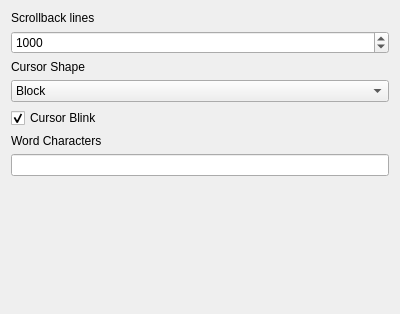
Qt form src/globaloptions/globaloptionsterminalwidget.ui (QQxiaoming/quardCRT) before a commit.
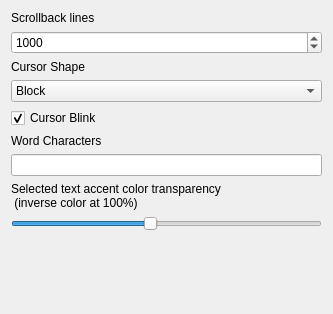
The same form after that commit.

Commit message: Modify the terminal to select the text after the text is emphasized with a transparency of 50%, rather than the original 100%

The edit to the form file:
```diff
--- a/src/globaloptions/globaloptionsterminalwidget.ui
+++ b/src/globaloptions/globaloptionsterminalwidget.ui
@@ -6,7 +6,7 @@
    <rect>
     <x>0</x>
     <y>0</y>
-    <width>400</width>
+    <width>333</width>
     <height>314</height>
    </rect>
   </property>
@@ -74,6 +74,30 @@
    <item>
     <widget class="QLineEdit" name="lineEditWordCharacters"/>
    </item>
+   <item>
+    <widget class="QLabel" name="label_3">
+     <property name="text">
+      <string>Selected text accent color transparency
+ (inverse color at 100%)</string>
+     </property>
+    </widget>
+   </item>
+   <item>
+    <widget class="QSlider" name="horizontalSliderSelectedTextAccentColorTransparency">
+     <property name="minimum">
+      <number>10</number>
+     </property>
+     <property name="maximum">
+      <number>100</number>
+     </property>
+     <property name="value">
+      <number>50</number>
+     </property>
+     <property name="orientation">
+      <enum>Qt::Horizontal</enum>
+     </property>
+    </widget>
+   </item>
    <item>
     <spacer name="verticalSpacer">
      <property name="orientation">
```
The commit also changes 11 other files.
